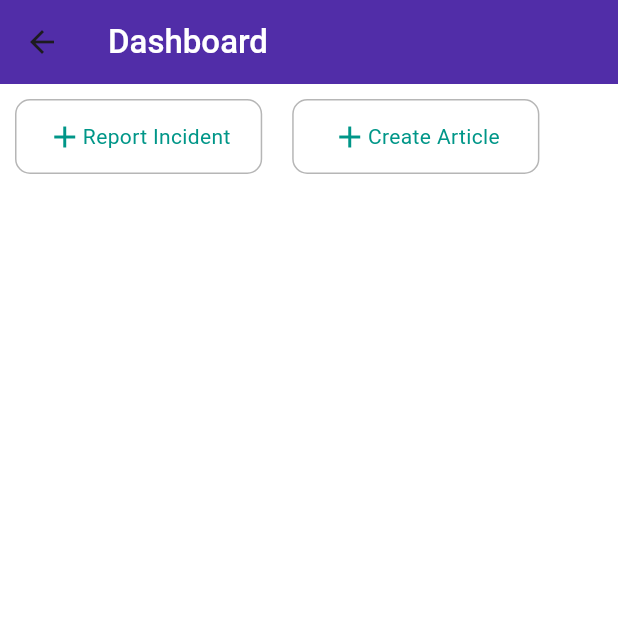
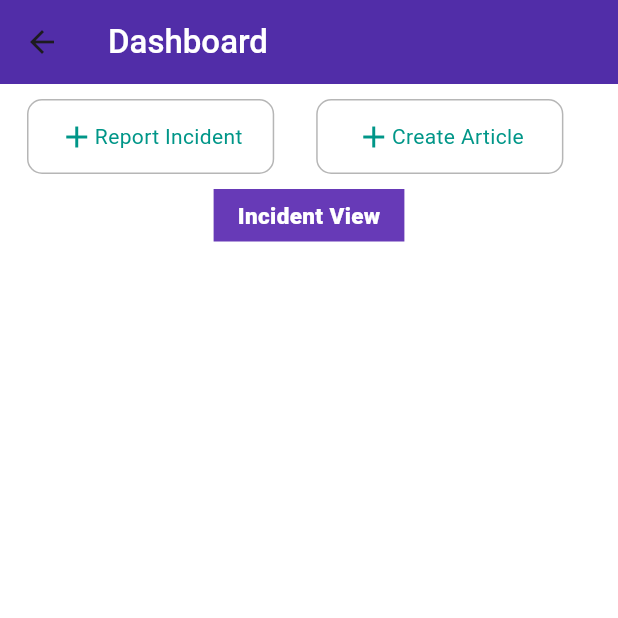
Before and after one commit to Nasiali-Eden/CityWatch, a Flutter app: the OrgDashboard screen opened directly, on a phone screen of 412 x 824 dp, the top half of it. Run offline on Flutter 3.47's test engine with Material 3 defaults, Android fonts, the phone set to English and light mode, and no system bars; our stand-ins replace cloud_firestore, firebase_auth, firebase_core; accounts and stored records are empty.

Commit message:
Dashboard

```diff
--- a/lib/Organization/Home/Dashboard/org_dashboard.dart
+++ b/lib/Organization/Home/Dashboard/org_dashboard.dart
@@ -51,7 +51,7 @@ class _OrgDashboardState extends State<OrgDashboard> {
             Row(
               children: [
                 Container(
-                  margin: EdgeInsets.all(10),
+                  margin: EdgeInsets.symmetric(vertical: 10, horizontal: 18),
                   width: 0.40 * deviceWidth,
                   height: 50,
                   padding: EdgeInsets.all(10),
@@ -114,6 +114,15 @@ class _OrgDashboardState extends State<OrgDashboard> {
                 ),
               ],
             ),
+            Container(
+              padding: EdgeInsets.symmetric(horizontal: 16, vertical: 7),
+              height: 35,
+              color: Colors.deepPurple,
+              child: Text(
+                'Incident View',
+                style: TextStyle(color: Colors.white, fontSize: 15, fontWeight: FontWeight.w800),
+              ),
+            ),
           ],
         ),
       ),
```
